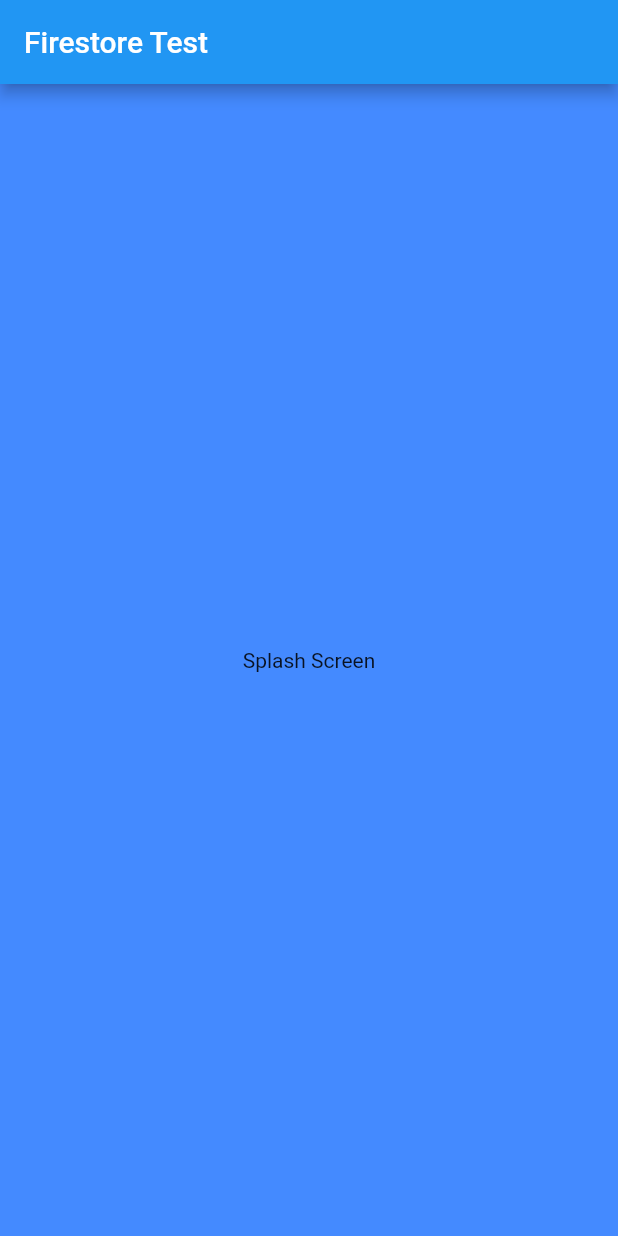
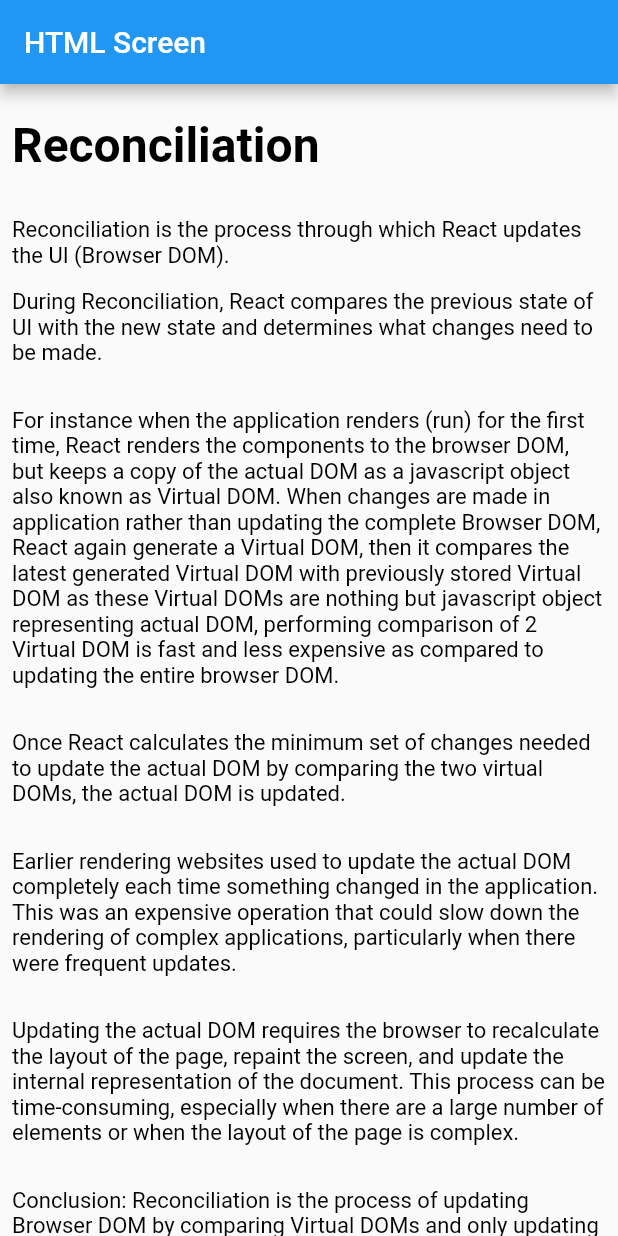
Before and after one commit to aroradhruv2308/Binge_Read, a Flutter app: the screen it shows after launch, on a phone screen of 412 x 824 dp. Run offline on Flutter 3.47's test engine with Material 2 defaults, Android fonts, the phone set to English and light mode, and no system bars; our stand-ins replace bloc, equatable, firebase_core, flutter_bloc, flutter_widget_from_html; accounts and stored records are empty.

Commit message:
HTML content is visible on the screen also added font

```diff
--- a/lib/main.dart
+++ b/lib/main.dart
@@ -1,3 +1,4 @@
+import 'package:binge_read/screens/episode_reader_screen.dart';
 import 'package:binge_read/screens/home_page.dart';
 import 'package:flutter/material.dart';
 
@@ -14,18 +15,9 @@ class MyApp extends StatelessWidget {
     return MaterialApp(
       title: 'Flutter Demo',
       theme: ThemeData(
-        // This is the theme of your application.
-        //
-        // Try running your application with "flutter run". You'll see the
-        // application has a blue toolbar. Then, without quitting the app, try
-        // changing the primarySwatch below to Colors.green and then invoke
-        // "hot reload" (press "r" in the console where you ran "flutter run",
-        // or simply save your changes to "hot reload" in a Flutter IDE).
-        // Notice that the counter didn't reset back to zero; the application
-        // is not restarted.
         primarySwatch: Colors.blue,
       ),
-      home: HomePage(),
+      home: MyHtmlScreen(),
     );
   }
 }
--- /dev/null
+++ b/lib/screens/episode_reader_screen.dart
@@ -0,0 +1,264 @@
+import 'package:flutter/material.dart';
+import 'package:flutter_widget_from_html/flutter_widget_from_html.dart';
+
+class MyHtmlScreen extends StatelessWidget {
+  String url =
+      '''<p dir="ltr" style="line-height: 1.38; margin-top: 0pt; margin-bottom: 0pt">
+  <span
+    style="
+      font-size: 24pt;
+      font-family: Lexend, sans-serif;
+      color: #000000;
+      background-color: transparent;
+      font-weight: 700;
+      font-style: normal;
+      font-variant: normal;
+      text-decoration: none;
+      vertical-align: baseline;
+      white-space: pre;
+      white-space: pre-wrap;
+    "
+    >Reconciliation</span
+  >
+</p>
+<p><br /></p>
+<p dir="ltr" style="line-height: 1.38; margin-top: 0pt; margin-bottom: 0pt">
+  <span
+    style="
+      font-size: 11pt;
+      font-family: Lexend, sans-serif;
+      color: #000000;
+      background-color: transparent;
+      font-weight: 400;
+      font-style: normal;
+      font-variant: normal;
+      text-decoration: none;
+      vertical-align: baseline;
+      white-space: pre;
+      white-space: pre-wrap;
+    "
+    >Reconciliation is the process through which React updates the UI (Browser
+    DOM).</span
+  >
+</p>
+<p dir="ltr" style="line-height: 1.38; margin-top: 0pt; margin-bottom: 0pt">
+  <span
+    style="
+      font-size: 11pt;
+      font-family: Lexend, sans-serif;
+      color: #000000;
+      background-color: transparent;
+      font-weight: 400;
+      font-style: normal;
+      font-variant: normal;
+      text-decoration: none;
+      vertical-align: baseline;
+      white-space: pre;
+      white-space: pre-wrap;
+    "
+    >During Reconciliation, React compares the previous state of UI with the new
+    state and determines what changes need to be made.&nbsp;</span
+  >
+</p>
+<p><br /></p>
+<p dir="ltr" style="line-height: 1.38; margin-top: 0pt; margin-bottom: 0pt">
+  <span
+    style="
+      font-size: 11pt;
+      font-family: Lexend, sans-serif;
+      color: #000000;
+      background-color: transparent;
+      font-weight: 400;
+      font-style: normal;
+      font-variant: normal;
+      text-decoration: none;
+      vertical-align: baseline;
+      white-space: pre;
+      white-space: pre-wrap;
+    "
+    >For instance when the application renders (run) for the first time, React
+    renders the components to the browser DOM, but keeps a copy of the actual
+    DOM as a javascript object also known as Virtual DOM. When changes are made
+    in application rather than updating the complete Browser DOM, React again
+    generate a Virtual DOM, then it compares the latest generated Virtual DOM
+    with previously stored Virtual DOM as these Virtual DOMs are nothing but
+    javascript object representing actual DOM, performing comparison of 2
+    Virtual DOM is fast and less expensive as compared to updating the entire
+    browser DOM.</span
+  >
+</p>
+<p><br /></p>
+<p dir="ltr" style="line-height: 1.38; margin-top: 0pt; margin-bottom: 0pt">
+  <span
+    style="
+      font-size: 11pt;
+      font-family: Lexend, sans-serif;
+      color: #000000;
+      background-color: transparent;
+      font-weight: 400;
+      font-style: normal;
+      font-variant: normal;
+      text-decoration: none;
+      vertical-align: baseline;
+      white-space: pre;
+      white-space: pre-wrap;
+    "
+    >Once React calculates the minimum set of changes needed to update the
+    actual DOM by comparing the two virtual DOMs, the actual DOM is
+    updated.</span
+  >
+</p>
+<p><br /></p>
+<p dir="ltr" style="line-height: 1.38; margin-top: 0pt; margin-bottom: 0pt">
+  <span
+    style="
+      font-size: 11pt;
+      font-family: Lexend, sans-serif;
+      color: #000000;
+      background-color: transparent;
+      font-weight: 400;
+      font-style: normal;
+      font-variant: normal;
+      text-decoration: none;
+      vertical-align: baseline;
+      white-space: pre;
+      white-space: pre-wrap;
+    "
+    >Earlier rendering websites used to update the actual DOM completely each
+    time something changed in the application. This was an expensive operation
+    that could slow down the rendering of complex applications, particularly
+    when there were frequent updates.</span
+  >
+</p>
+<p><br /></p>
+<p dir="ltr" style="line-height: 1.38; margin-top: 0pt; margin-bottom: 0pt">
+  <span
+    style="
+      font-size: 11pt;
+      font-family: Lexend, sans-serif;
+      color: #000000;
+      background-color: transparent;
+      font-weight: 400;
+      font-style: normal;
+      font-variant: normal;
+      text-decoration: none;
+      vertical-align: baseline;
+      white-space: pre;
+      white-space: pre-wrap;
+    "
+    >Updating the actual DOM requires the browser to recalculate the layout of
+    the page, repaint the screen, and update the internal representation of the
+    document. This process can be time-consuming, especially when there are a
+    large number of elements or when the layout of the page is complex.</span
+  >
+</p>
+<p><br /></p>
+<p dir="ltr" style="line-height: 1.38; margin-top: 0pt; margin-bottom: 0pt">
+  <span
+    style="
+      font-size: 11pt;
+      font-family: Lexend, sans-serif;
+      color: #000000;
+      background-color: transparent;
+      font-weight: 400;
+      font-style: normal;
+      font-variant: normal;
+      text-decoration: none;
+      vertical-align: baseline;
+      white-space: pre;
+      white-space: pre-wrap;
+    "
+    >Conclusion: Reconciliation is the process of updating Browser DOM by
+    comparing Virtual DOMs and only updating&nbsp;</span
+  ><span
+    style="
+      font-size: 11pt;
+      font-family: Lexend, sans-serif;
+      color: #ff0000;
+      background-color: transparent;
+      font-weight: 400;
+      font-style: normal;
+      font-variant: normal;
+      text-decoration: none;
+      vertical-align: baseline;
+      white-space: pre;
+      white-space: pre-wrap;
+    "
+    >changes&nbsp;</span
+  ><span
+    style="
+      font-size: 11pt;
+      font-family: Lexend, sans-serif;
+      color: #000000;
+      background-color: transparent;
+      font-weight: 400;
+      font-style: normal;
+      font-variant: normal;
+      text-decoration: none;
+      vertical-align: baseline;
+      white-space: pre;
+      white-space: pre-wrap;
+    "
+    >on Actual DOM and&nbsp;</span
+  ><span
+    style="
+      font-size: 11pt;
+      font-family: Lexend, sans-serif;
+      color: #ff0000;
+      background-color: transparent;
+      font-weight: 400;
+      font-style: normal;
+      font-variant: normal;
+      text-decoration: none;
+      vertical-align: baseline;
+      white-space: pre;
+      white-space: pre-wrap;
+    "
+    >not the complete Actual DOM.</span
+  >
+</p>
+<p dir="ltr" style="line-height: 1.38; margin-top: 0pt; margin-bottom: 0pt">
+  <span
+    style="
+      font-size: 12pt;
+      font-family: Roboto, sans-serif;
+      color: #d1d5db;
+      background-color: #444654;
+      font-weight: 400;
+      font-style: normal;
+      font-variant: normal;
+      text-decoration: none;
+      vertical-align: baseline;
+      white-space: pre;
+      white-space: pre-wrap;
+    "
+    >&nbsp;</span
+  >
+</p>
+<p><br /></p>
+<p><br /></p>
+<p><br /></p>
+<p><br /></p>
+''';
+
+  MyHtmlScreen();
+
+  @override
+  Widget build(BuildContext context) {
+    return MaterialApp(
+      home: Scaffold(
+        appBar: AppBar(
+          title: Text('HTML Screen'),
+        ),
+        body: SingleChildScrollView(
+          child: Padding(
+            padding: const EdgeInsets.fromLTRB(8.0, 8.0, 8.0, 0.0),
+            child: HtmlWidget(
+              url,
+            ),
+          ),
+        ),
+      ),
+    );
+  }
+}
--- /dev/null
+++ b/lib/screens/episode_reader_screen_approach2.dart
@@ -0,0 +1,26 @@
+import 'package:flutter/material.dart';
+import 'package:flutter_widget_from_html/flutter_widget_from_html.dart';
+import 'package:http/http.dart';
+
+class EpisodeScreen extends StatefulWidget {
+  const EpisodeScreen({super.key});
+
+  @override
+  State<EpisodeScreen> createState() => _EpisodeScreenState();
+}
+
+String testUrl =
+    '''https://firebasestorage.googleapis.com/v0/b/binge-read-2326.appspot.com/o/Episode3.html?alt=media&token=82331269-ebd1-4a14-a326-8ad4546ba770''';
+Uri uri = Uri.parse(testUrl);
+
+class _EpisodeScreenState extends State<EpisodeScreen> {
+  @override
+  Widget build(BuildContext context) {
+    return MaterialApp(
+      home: Scaffold(
+        appBar: AppBar(leading: Text("Approach 2")),
+        body: HtmlWidget("", baseUrl: uri),
+      ),
+    );
+  }
+}
```
Also changed, not shown: pubspec.yaml (+8 -0 lines), fonts/Lexend-Regular.ttf (added), fonts/Lobster-Regular.ttf (added), pubspec.lock, 1 other file.
